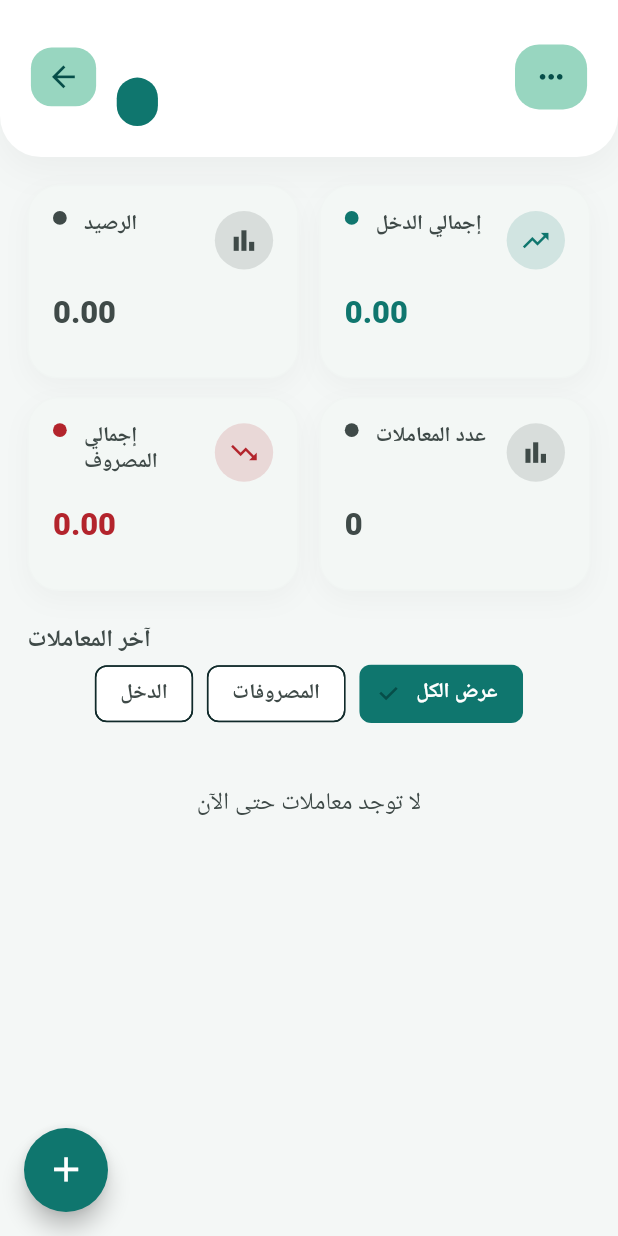
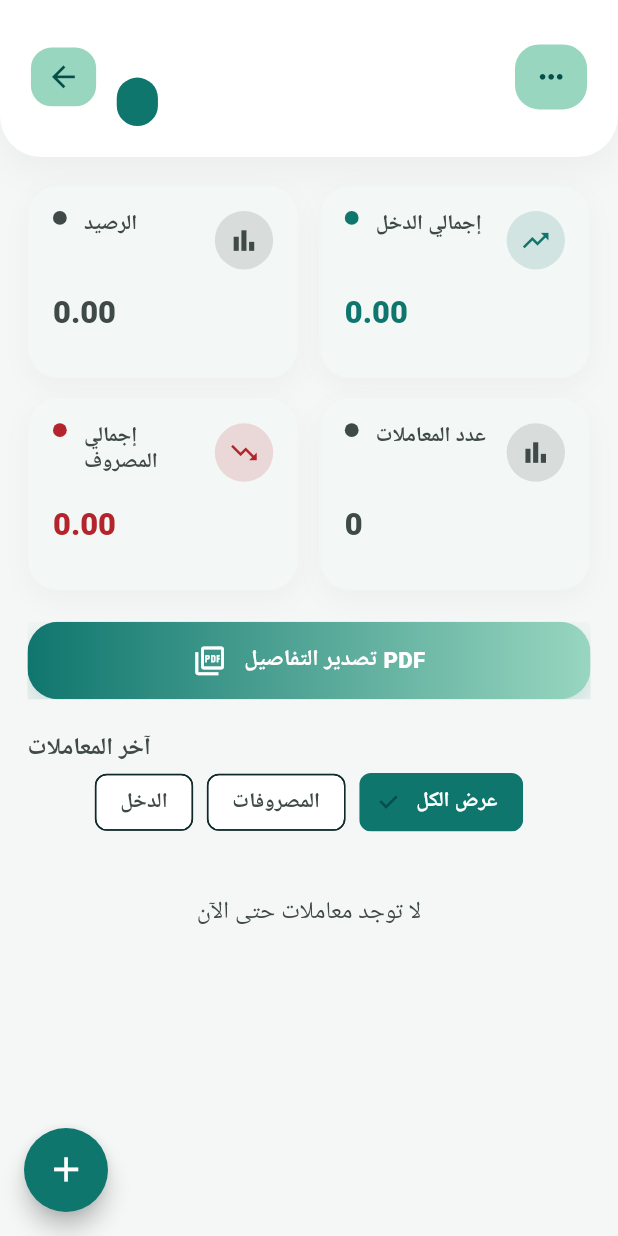
Before and after one commit to zaherShaat/madakhel_app, a Flutter app: the SourceDetailScreen screen opened directly with empty values, on a phone screen of 412 x 824 dp. Run offline on Flutter 3.47's test engine with Material 3 defaults, Android fonts, the phone set to English and light mode, and no system bars; our stand-ins replace connectivity_plus, device_info_plus, drift, firebase_auth, firebase_core, go_router and 5 more; accounts and stored records are empty; generated files the repository leaves out were written again; Roboto replaces fonts that are missing (Cairo); project files that could hold a hidden picture were left out.

Commit message:
add pdf generating feature

```diff
--- a/lib/data/backup/backup_service.dart
+++ b/lib/data/backup/backup_service.dart
@@ -1,3 +1,5 @@
+// ignore_for_file: unnecessary_non_null_assertion
+
 import 'dart:convert';
 import 'dart:typed_data';
 
--- a/lib/view/auth/splash_screen.dart
+++ b/lib/view/auth/splash_screen.dart
@@ -34,7 +34,7 @@ class _SplashScreenState extends State<SplashScreen> {
     final scheme = Theme.of(context).colorScheme;
 
     return Scaffold(
-      backgroundColor: scheme.background,
+      backgroundColor: scheme.surface,
       body: SafeArea(
         child: Center(
           child: Padding(
@@ -50,7 +50,7 @@ class _SplashScreenState extends State<SplashScreen> {
                     borderRadius: BorderRadius.circular(context.scaleW(24)),
                     boxShadow: [
                       BoxShadow(
-                        color: scheme.primary.withOpacity(0.25),
+                        color: scheme.primary.withValues(alpha:0.25),
                         blurRadius: 24,
                         offset: const Offset(0, 10),
                       ),
@@ -68,7 +68,7 @@ class _SplashScreenState extends State<SplashScreen> {
                   'مداخيل',
                   style: Theme.of(context).textTheme.headlineSmall?.copyWith(
                     fontWeight: FontWeight.w800,
-                    color: scheme.onBackground,
+                    color: scheme.onSurface,
                   ),
                 ),
                 SizedBox(height: context.scaleH(10)),
--- /dev/null
+++ b/lib/view/income_source/components/pdf_export_btn.dart
@@ -0,0 +1,73 @@
+import 'package:flutter/material.dart';
+import 'package:madakhel_app/core/utils.dart';
+
+class PdfExportButton extends StatelessWidget {
+  final bool isLoading;
+  final VoidCallback onPressed;
+
+  const PdfExportButton({super.key, required this.isLoading, required this.onPressed});
+
+  @override
+  Widget build(BuildContext context) {
+    final scheme = Theme.of(context).colorScheme;
+
+    return Material(
+      color: Colors.transparent,
+      child: InkWell(
+        onTap: isLoading ? null : onPressed,
+        borderRadius: BorderRadius.circular(context.scaleW(18)),
+        child: Ink(
+          width: double.infinity,
+          padding: EdgeInsets.symmetric(
+            horizontal: context.scaleW(16),
+            vertical: context.scaleH(14),
+          ),
+          decoration: BoxDecoration(
+            gradient: LinearGradient(
+              colors: [scheme.primary, scheme.tertiary],
+              begin: AlignmentDirectional.centerStart,
+              end: AlignmentDirectional.centerEnd,
+            ),
+            borderRadius: BorderRadius.circular(context.scaleW(18)),
+            boxShadow: [
+              BoxShadow(
+                color: scheme.primary.withValues(alpha: 0.22),
+                blurRadius: 18,
+                offset: const Offset(0, 8),
+              ),
+            ],
+          ),
+          child: Row(
+            mainAxisAlignment: MainAxisAlignment.center,
+            children: [
+              if (isLoading)
+                SizedBox(
+                  width: context.scaleW(18),
+                  height: context.scaleW(18),
+                  child: CircularProgressIndicator(
+                    strokeWidth: 2,
+                    color: scheme.onPrimary,
+                  ),
+                )
+              else
+                Icon(
+                  Icons.picture_as_pdf_outlined,
+                  color: scheme.onPrimary,
+                  size: context.scaleSp(20),
+                ),
+              SizedBox(width: context.scaleW(10)),
+              Text(
+                isLoading ? 'جاري تجهيز PDF...' : 'تصدير التفاصيل PDF',
+                style: TextStyle(
+                  color: scheme.onPrimary,
+                  fontSize: context.scaleSp(13),
+                  fontWeight: FontWeight.w800,
+                ),
+              ),
+            ],
+          ),
+        ),
+      ),
+    );
+  }
+}
--- a/lib/view/income_source/source_detail_screen.dart
+++ b/lib/view/income_source/source_detail_screen.dart
@@ -2,10 +2,12 @@ import 'package:flutter/material.dart';
 import 'package:go_router/go_router.dart';
 import 'package:madakhel_app/core/utils.dart';
 import 'package:madakhel_app/data/db/app_db.dart';
+import 'package:madakhel_app/data/pdf/permissions_manager.dart';
 import 'package:madakhel_app/model/income_source_with_balance.dart';
 import 'package:madakhel_app/model/transaction_direction.dart';
 import 'package:madakhel_app/view/components/app_confirm_action_dialog.dart';
 import 'package:madakhel_app/view/income_source/components/add_transaction_sheet.dart';
+import 'package:madakhel_app/view/income_source/components/pdf_export_btn.dart';
 import 'package:madakhel_app/view/income_source/components/source_detail_top_bar.dart';
 import 'package:madakhel_app/view/income_source/components/stat_card.dart';
 import 'package:madakhel_app/view/income_source/components/transaction_row.dart';
@@ -56,7 +58,7 @@ class _SourceDetailScreenState extends State<SourceDetailScreen> {
   @override
   Widget build(BuildContext context) {
     // _loadInitialTransactions();
-
+    const permissionsServices = PermissionsServices();
     final scheme = Theme.of(context).colorScheme;
 
     return Scaffold(
@@ -243,6 +245,53 @@ class _SourceDetailScreenState extends State<SourceDetailScreen> {
                                       label: 'عدد المعاملات',
                                     ),
                                   ],
+                                );
+                              },
+                            ),
+                            SizedBox(height: context.scaleH(20)),
+                            Consumer<IncomeSourceDetailViewModel>(
+                              builder: (context, pdfVc, _) {
+                                return PdfExportButton(
+                                  isLoading: state.isExportingPdf,
+                                  onPressed: () async {
+                                    try {
+                                      final hasPermission =
+                                          await permissionsServices
+                                              .checkAndRequestPermission(
+                                                context,
+                                              );
+                                      if (!hasPermission) {
+                                        return;
+                                      } else {
+                                        final path = await pdfVc.exportPdf(
+                                          widget.source,
+                                        );
+                                        if (!context.mounted || path.isEmpty)
+                                          return;
+
+                                        ScaffoldMessenger.of(
+                                          context,
+                                        ).showSnackBar(
+                                          SnackBar(
+                                            content: Text(
+                                              'تم حفظ ملف PDF في $path',
+                                            ),
+                                          ),
+                                        );
+                                        // await pdfVc.openDoc(path);
+                                      }
+                                    } catch (e) {
+                                      if (!context.mounted) return;
+
+                                      ScaffoldMessenger.of(
+                                        context,
+                                      ).showSnackBar(
+                                        SnackBar(
+                                          content: Text('تعذر حفظ ملف PDF: $e'),
+                                        ),
+                                      );
+                                    }
+                                  },
                                 );
                               },
                             ),
--- a/lib/view_model/income_source_detail_view_model.dart
+++ b/lib/view_model/income_source_detail_view_model.dart
@@ -1,12 +1,19 @@
+// ignore_for_file: unused_import
+
 import 'package:flutter/material.dart';
 import 'package:madakhel_app/data/db/app_db.dart';
+import 'package:madakhel_app/data/pdf/income_source_pdf_export_service.dart';
+import 'package:madakhel_app/data/repositories/transaction_category_repository.dart';
 import 'package:madakhel_app/data/repositories/transaction_repository.dart';
+import 'package:madakhel_app/model/income_source_with_balance.dart';
+import 'package:provider/provider.dart';
 
 class IncomeSourceDetailState {
   final List<FinancialTransaction> transactions;
   final int totalCount;
   final bool isInitialLoading;
   final bool isLoadingMore;
+  final bool isExportingPdf;
   final String? errorMessage;
 
   const IncomeSourceDetailState({
@@ -14,6 +21,7 @@ class IncomeSourceDetailState {
     this.totalCount = 0,
     this.isInitialLoading = false,
     this.isLoadingMore = false,
+    this.isExportingPdf = false,
     this.errorMessage,
   });
 
@@ -24,6 +32,7 @@ class IncomeSourceDetailState {
     int? totalCount,
     bool? isInitialLoading,
     bool? isLoadingMore,
+    bool? isExportingPdf,
     String? errorMessage,
   }) {
     return IncomeSourceDetailState(
@@ -31,20 +40,27 @@ class IncomeSourceDetailState {
       totalCount: totalCount ?? this.totalCount,
       isInitialLoading: isInitialLoading ?? this.isInitialLoading,
       isLoadingMore: isLoadingMore ?? this.isLoadingMore,
+      isExportingPdf: isExportingPdf ?? this.isExportingPdf,
       errorMessage: errorMessage,
     );
   }
 }
 
 class IncomeSourceDetailViewModel extends ChangeNotifier {
-    int initialPageSize = 5;
-    int pageSize = 5;
+  int initialPageSize = 5;
+  int pageSize = 5;
 
   final TransactionRepository _repository;
+  final TransactionCategoryRepository _categoryRepository;
+  final IncomeSourcePdfExportService _pdfExportService;
   IncomeSourceDetailState _state = const IncomeSourceDetailState();
   int? _incomeSourceId;
 
-  IncomeSourceDetailViewModel(this._repository);
+  IncomeSourceDetailViewModel(
+    this._repository,
+    this._categoryRepository,
+    this._pdfExportService,
+  );
 
   IncomeSourceDetailState get state => _state;
 
@@ -130,6 +146,40 @@ class IncomeSourceDetailViewModel extends ChangeNotifier {
     return _repository.getOutSum(incomeSourceId);
   }
 
+  Future<String> exportPdf(IncomeSourceWithBalance source) async {
+    if (_state.isExportingPdf) return '';
+
+    _setState(_state.copyWith(isExportingPdf: true));
+    try {
+      final transactions = await _repository.getTransactions(source.id);
+      final categories = await _categoryRepository.getAll();
+      final inSum = await _repository.getInSum(source.id);
+      final outSum = await _repository.getOutSum(source.id);
+      final path = await _pdfExportService.saveIncomeSourceDetails(
+        source: source,
+        transactions: transactions,
+        categories: categories,
+        inSum: inSum,
+        outSum: outSum,
+      );
+      _setState(_state.copyWith(isExportingPdf: false));
+      debugPrint("$path NNNN");
+      return path;
+    } catch (_) {
+      _setState(_state.copyWith(isExportingPdf: false));
+      rethrow;
+    }
+  }
+
+  // Future<bool> openDoc(String path) async {
+  //   try {
+  //     await _pdfExportService.readFile(path: path);
+  //     return true;
+  //   } catch (e) {
+  //     return false;
+  //   }
+  // }
+
   void _setState(IncomeSourceDetailState state) {
     _state = state;
     notifyListeners();
```
Also changed, not shown: assets/fonts/OFL-NotoSansArabic.txt (added, +93 -0 lines), lib/data/pdf/income_source_pdf_export_service.dart (added, +311 -0 lines), lib/data/pdf/permissions_manager.dart (added, +66 -0 lines), lib/main.dart (+20 -8 lines), pubspec.yaml (+6 -1 lines), assets/fonts/NotoSansArabic.ttf (added), assets/images/account_balance_wallet.svg (added), assets/images/wallet.png (added), pubspec.lock, 61 other files.
